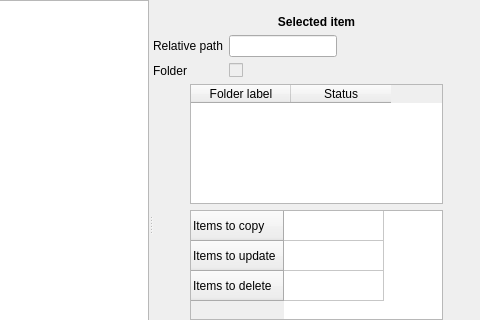
Qt form ui/analyseform.ui (matus-tomlein/synkron) before a commit; both pictures show x 101 to 581 and y 0 to 320 of the 581 by 448 pixel window.
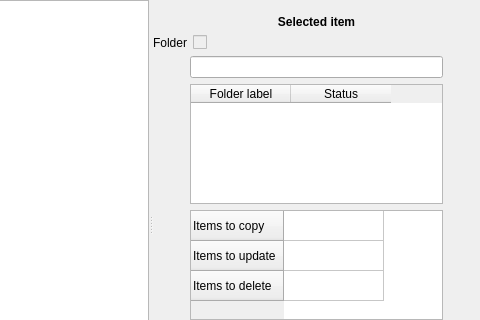
The same form after that commit. Icons and pictures are not drawn.

```diff
--- a/ui/analyseform.ui
+++ b/ui/analyseform.ui
@@ -75,27 +75,13 @@
           <enum>QFormLayout::FieldsStayAtSizeHint</enum>
          </property>
          <item row="0" column="0">
-          <widget class="QLabel" name="label">
-           <property name="text">
-            <string>Relative path</string>
-           </property>
-          </widget>
-         </item>
-         <item row="0" column="1">
-          <widget class="QLineEdit" name="rel_path_le">
-           <property name="readOnly">
-            <bool>true</bool>
-           </property>
-          </widget>
-         </item>
-         <item row="1" column="0">
           <widget class="QLabel" name="label_4">
            <property name="text">
             <string>Folder</string>
            </property>
           </widget>
          </item>
-         <item row="1" column="1">
+         <item row="0" column="1">
           <widget class="QCheckBox" name="folder_chb">
            <property name="enabled">
             <bool>false</bool>
@@ -106,7 +92,7 @@
        </item>
        <item>
         <layout class="QGridLayout" name="gridLayout">
-         <item row="0" column="1">
+         <item row="1" column="1">
           <widget class="QTableWidget" name="folders_table">
            <property name="maximumSize">
             <size>
@@ -132,7 +118,7 @@
            </column>
           </widget>
          </item>
-         <item row="0" column="0">
+         <item row="1" column="0">
           <spacer name="horizontalSpacer">
            <property name="orientation">
             <enum>Qt::Horizontal</enum>
@@ -145,7 +131,7 @@
            </property>
           </spacer>
          </item>
-         <item row="0" column="2">
+         <item row="1" column="2">
           <spacer name="horizontalSpacer_2">
            <property name="orientation">
             <enum>Qt::Horizontal</enum>
@@ -158,7 +144,7 @@
            </property>
           </spacer>
          </item>
-         <item row="1" column="1">
+         <item row="2" column="1">
           <widget class="QTableWidget" name="folder_items_status_table">
            <property name="maximumSize">
             <size>
@@ -191,6 +177,13 @@
            </column>
           </widget>
          </item>
+         <item row="0" column="1">
+          <widget class="QLineEdit" name="rel_path_le">
+           <property name="readOnly">
+            <bool>true</bool>
+           </property>
+          </widget>
+         </item>
         </layout>
        </item>
        <item>
```
